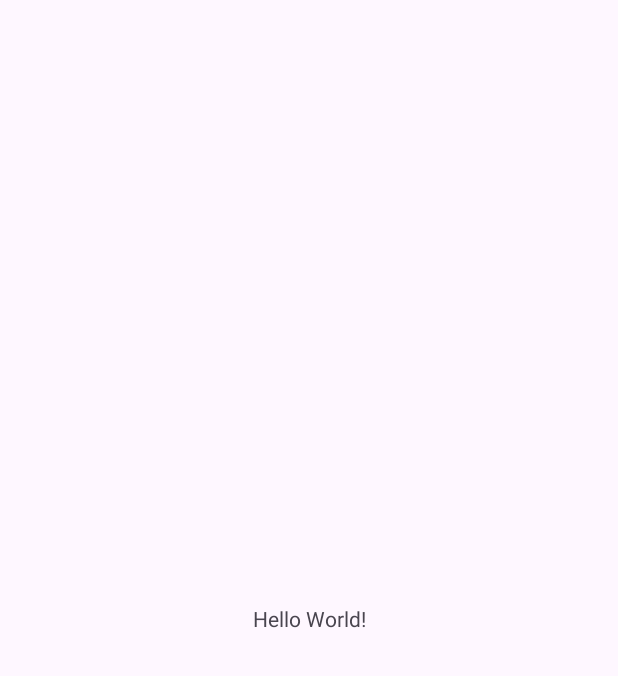
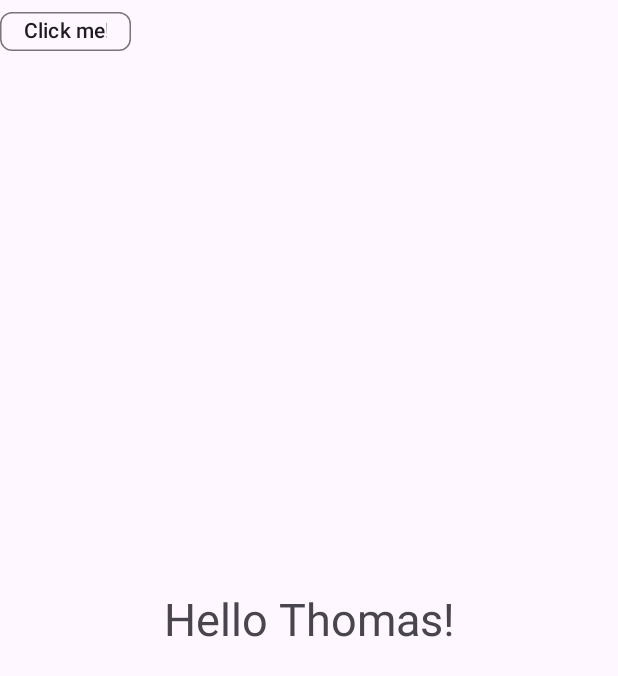
Before and after one commit to Thomas-Ishida/hello-world-android, an Android app: the screen it shows after launch (MainActivity), on a phone screen of 412 x 824 dp. Before the commit the part shown is almost empty. Shown: the top 676 px of the screen. Run offline under Robolectric (Android 15) with nearby library versions, the phone set to English and light mode, and no system bars.

Commit message:
Added messsage display on button

```diff
--- a/app/src/main/java/edu/temple/helloapp/MainActivity.kt
+++ b/app/src/main/java/edu/temple/helloapp/MainActivity.kt
@@ -1,14 +1,21 @@
 package edu.temple.helloapp
 
 import android.os.Bundle
+import android.widget.Button
+import android.widget.TextView
 import androidx.activity.enableEdgeToEdge
 import androidx.appcompat.app.AppCompatActivity
 import androidx.core.view.ViewCompat
 import androidx.core.view.WindowInsetsCompat
+import com.google.android.material.chip.Chip
 
 class MainActivity : AppCompatActivity() {
     override fun onCreate(savedInstanceState: Bundle?) {
         super.onCreate(savedInstanceState)
         setContentView(R.layout.activity_main)
+
+        findViewById<Chip>(R.id.chip).setOnClickListener {
+            findViewById<TextView>(R.id.textView).text = "You clicked the button!"
+        }
     }
 }
--- a/app/src/main/res/layout/activity_main.xml
+++ b/app/src/main/res/layout/activity_main.xml
@@ -8,12 +8,22 @@
     tools:context=".MainActivity">
 
     <TextView
+        android:id="@+id/textView"
         android:layout_width="wrap_content"
         android:layout_height="wrap_content"
-        android:text="Hello World!"
+        android:text="Hello Thomas!"
+        android:textSize="30sp"
         app:layout_constraintBottom_toBottomOf="parent"
         app:layout_constraintEnd_toEndOf="parent"
         app:layout_constraintStart_toStartOf="parent"
         app:layout_constraintTop_toTopOf="parent" />
 
+    <com.google.android.material.chip.Chip
+        android:id="@+id/chip"
+        android:layout_width="87dp"
+        android:layout_height="42dp"
+        android:text="Click me!"
+        tools:layout_editor_absoluteX="144dp"
+        tools:layout_editor_absoluteY="606dp" />
+
 </androidx.constraintlayout.widget.ConstraintLayout>
```
